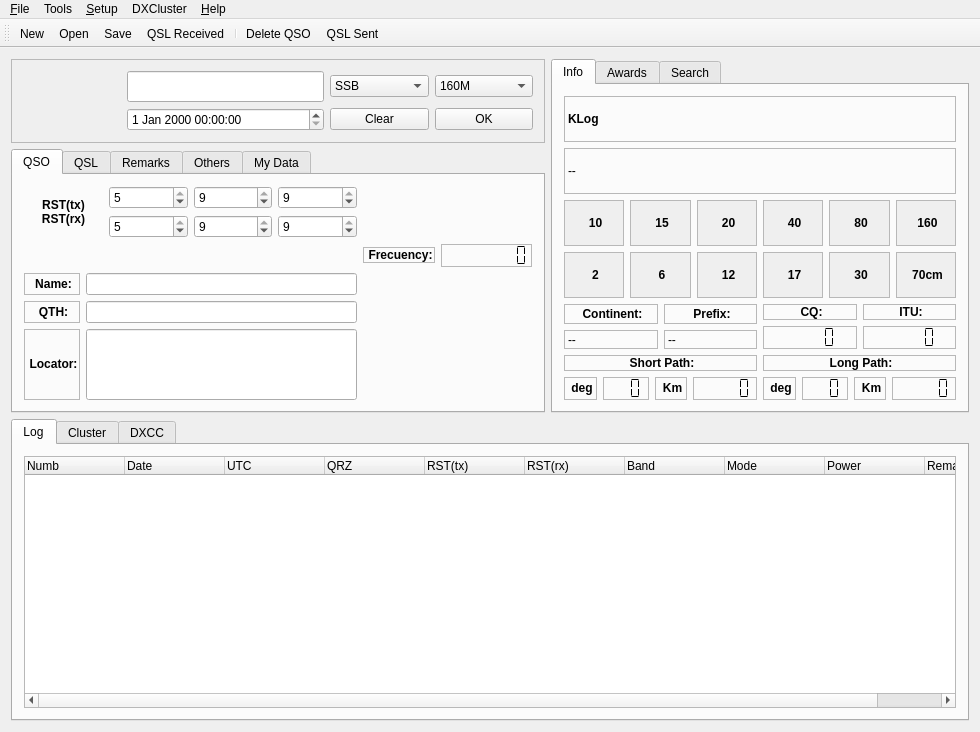
Above: src/klog.ui from dbasden/klog before the change. Below: the same form after it.
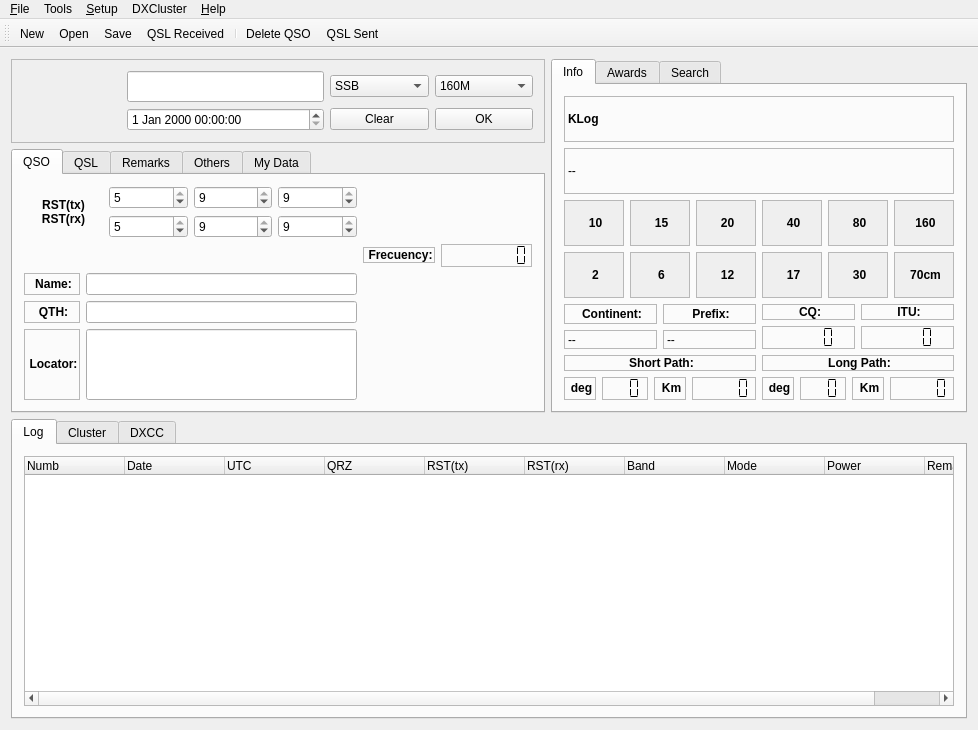
That is the form after the change. Icons and pictures are not drawn. Custom widgets are drawn as their Qt base class.

Commit message: Fixed the modification of QSO's by removing the else statement from the slotOKButton. Also removed some lines form the modifyQSO function. Played with setting font type for the dxcluster

Diff of the .ui file:
```diff
--- a/src/klog.ui
+++ b/src/klog.ui
@@ -10,8 +10,8 @@
    <rect>
     <x>0</x>
     <y>0</y>
-    <width>980</width>
-    <height>732</height>
+    <width>978</width>
+    <height>730</height>
    </rect>
   </property>
   <property name="sizePolicy">
@@ -2399,8 +2399,8 @@
     <rect>
      <x>0</x>
      <y>0</y>
-     <width>980</width>
-     <height>28</height>
+     <width>978</width>
+     <height>23</height>
     </rect>
    </property>
    <property name="defaultUp">
```
Left out of the diff: 2 changed lines with no effect on the pictures. The commit also changes 4 other files.
